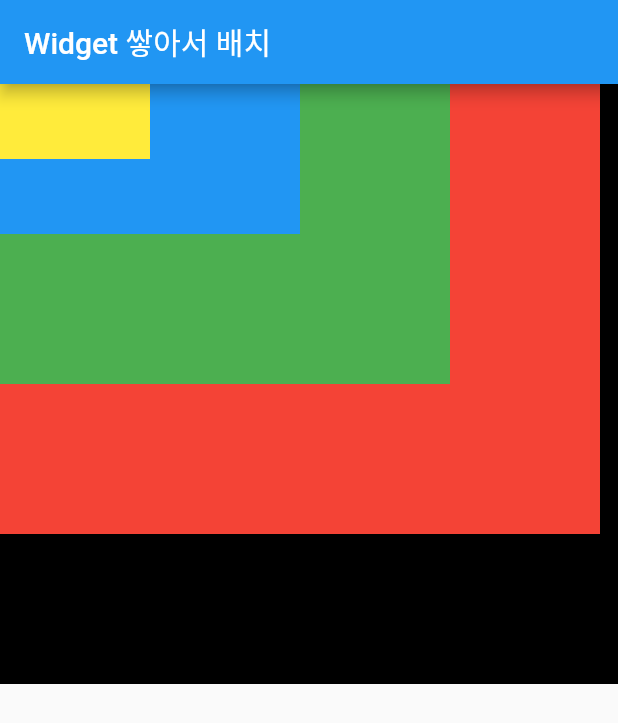
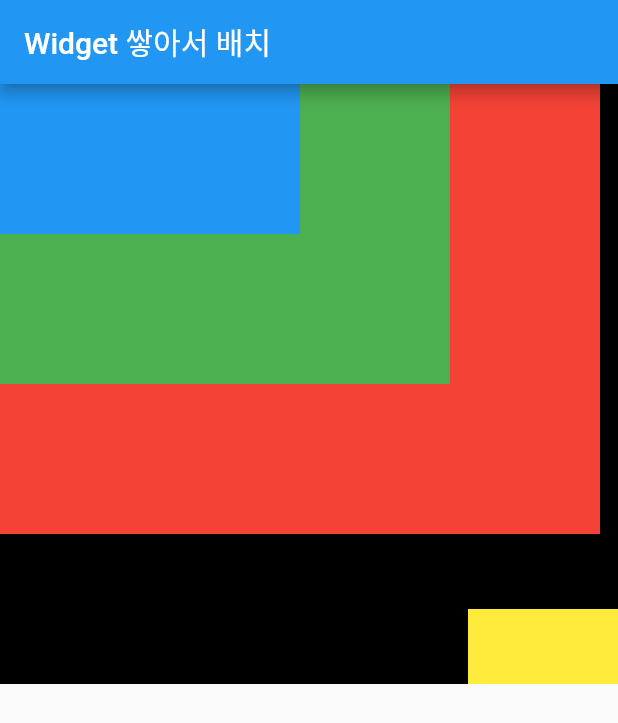
Before and after one commit to JangWoojun/flutter_layout, a Flutter app: the screen it shows after launch, on a phone screen of 412 x 824 dp. Shown: the top 723 px of the screen. Run offline on Flutter 3.47's test engine with Material 2 defaults, Android fonts, the phone set to English and light mode, and no system bars.

Commit message:
stack에서 Positioned으로 위젯 위치 조정

```diff
--- a/lib/main.dart
+++ b/lib/main.dart
@@ -38,10 +38,14 @@ class Body extends StatelessWidget {
           height: 100,
           color: Colors.blue,
         ),
-        Container(
-          width: 100,
-          height: 50,
-          color: Colors.yellow,
+        Positioned(
+          bottom: 0,
+          right: 0,
+          child: Container(
+            width: 100,
+            height: 50,
+            color: Colors.yellow,
+          ),
         ),
       ],
     );
```
